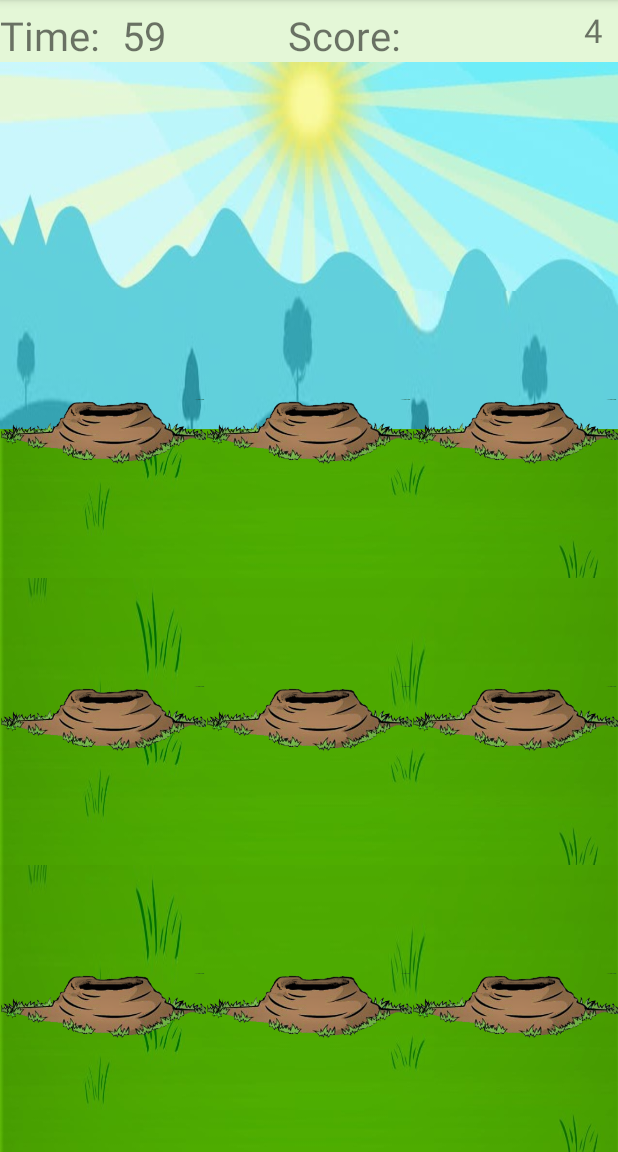
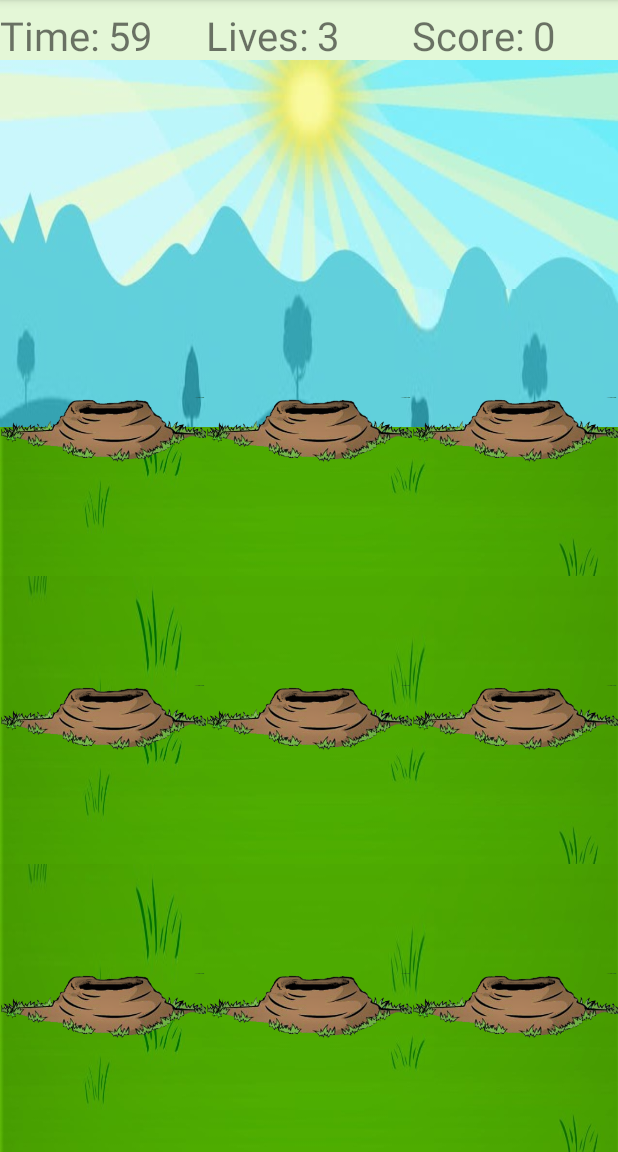
Before and after one commit to smmanrrique/android_whackamole, an Android app: the StartGameActivity screen opened directly, with no data from a screen before it, on a phone screen of 412 x 824 dp, the part 84-1236 px from its top. Run offline under Robolectric (Android 15) with nearby library versions, the phone set to English and light mode, and no system bars.

Commit message:
feat(lives): added view to lives

```diff
--- a/app/src/main/java/com/example/whackamole/game/MessageGameActivity.java
+++ b/app/src/main/java/com/example/whackamole/game/MessageGameActivity.java
@@ -4,7 +4,6 @@ import android.app.AlertDialog;
 import android.app.Dialog;
 import android.content.DialogInterface;
 import android.os.Bundle;
-import android.view.View;
 
 import androidx.fragment.app.DialogFragment;
 
--- a/app/src/main/java/com/example/whackamole/game/StartGameActivity.java
+++ b/app/src/main/java/com/example/whackamole/game/StartGameActivity.java
@@ -28,8 +28,9 @@ public class StartGameActivity extends AppCompatActivity {
     private final static Logger LOGGER = Logger.getLogger(StartGameActivity.class.getName());
 
     // Declaring TextView
-    private TextView showTime;
-    private TextView showScore;
+    public TextView showTime;
+    public TextView showScore;
+    public TextView showLive;
 
     // Variables to music game
     public MediaPlayer mPlayerWhack;
@@ -71,7 +72,9 @@ public class StartGameActivity extends AppCompatActivity {
 
         showTime = (TextView) findViewById(R.id.textShowTime);
         showScore = (TextView) findViewById(R.id.textShowScore);
+        showLive = (TextView) findViewById(R.id.textShowLive);
         showScore.setText(String.valueOf(gameScore));
+        showLive.setText(String.valueOf(gameLive));
 
 
         // Start the game
@@ -118,7 +121,7 @@ public class StartGameActivity extends AppCompatActivity {
         @Override
         public void onFinish() {
             this.cancel();
-            EndGame(gameScore, getString(R.string.str_show_time));
+            EndGame(gameScore, getString(R.string.str_end_time));
 
         }
 
@@ -148,8 +151,8 @@ public class StartGameActivity extends AppCompatActivity {
     public void EndGame(int EndScore, String Reason) {     // Push message End the game!
         System.out.println("void EndGame(int EndScore, String Reason)");
         System.out.println("void EndGame(int EndScore, String Reason)");
-        MessageGameActivity msmPush = new MessageGameActivity();
-
+//        MessageGameActivity msmPush = new MessageGameActivity();
+//        msmPush.show();
         Intent intent = new Intent(getApplicationContext(), MenuGameActivity.class);
 //        intent.putExtra("score", EndScore);
 //        intent.putExtra("reason", Reason);
@@ -161,8 +164,6 @@ public class StartGameActivity extends AppCompatActivity {
 
     // Game loop is a runnable which calls itself every timeInterval (millis)
     public Runnable gameLoop = new Runnable() {
-
-        int prevHole = 10;
 
         @Override
         public void run () {
@@ -186,14 +187,14 @@ public class StartGameActivity extends AppCompatActivity {
                                     }
                                 });
                                 mPlayerMiss.start();
-                                gameLive -= 1;
-                                updateLives(gameLive);
-
                             }
                         }
                     }
                 }
             }, timeInterval);
+
+
+            updateLives(); // Update lives
 
             if (!flagEndGame) {
                 handler.postDelayed(gameLoop, timeInterval);
@@ -201,16 +202,14 @@ public class StartGameActivity extends AppCompatActivity {
         }
     };
 
-
-    public void updateScore(int Score){ // Updates score text field
-        showScore.setText(String.valueOf(Score));
+    public void updateLives(){
+        gameLive -= 1;
+        if(gameLive > 0){
+            showLive.setText(String.valueOf(gameLive));
+        }else{
+            EndGame(gameScore, getString(R.string.str_end_lives));
+        }
     }
-
-    public void updateLives(int lives){ // Updates score text field
-        showScore.setText(String.valueOf(lives));
-    }
-
-
 
     public void onClick(View v) { //  hit gopher
         // display message
@@ -280,7 +279,7 @@ public class StartGameActivity extends AppCompatActivity {
     public void directHit(){
         gameMusic(mPlayerWhack);
         gameScore += 100;
-        updateScore(gameScore); // update score
+        showScore.setText(String.valueOf(gameScore));
     }
 
     public void gameMusic(MediaPlayer music){
--- a/app/src/main/res/layout/activity_start_game.xml
+++ b/app/src/main/res/layout/activity_start_game.xml
@@ -1,22 +1,28 @@
 <?xml version="1.0" encoding="utf-8"?>
 <RelativeLayout
     xmlns:android="http://schemas.android.com/apk/res/android"
-    xmlns:app="http://schemas.android.com/apk/res-auto"
     xmlns:tools="http://schemas.android.com/tools"
     android:layout_width="match_parent"
     android:layout_height="match_parent"
     android:background="@color/white"
     tools:context=".game.StartGameActivity">
 
-    <RelativeLayout
+    <LinearLayout
         android:layout_width="match_parent"
         android:layout_height="wrap_content"
         android:id="@+id/topBar"
         android:background="@color/sky"
+        android:weightSum="3"
         >
+        <!--   TIME-->
+        <RelativeLayout
+            android:layout_width="match_parent"
+            android:layout_height="40dp"
+            android:layout_weight="1"
+            android:weightSum="3">
 
-        <!--   TIME-->
             <TextView
+                android:layout_weight="2"
                 android:id="@+id/textTitleTime"
                 android:layout_width="wrap_content"
                 android:layout_height="wrap_content"
@@ -24,44 +30,90 @@ tools:context=".game.StartGameActivity">
                 android:textSize="12pt"
                 android:layout_alignParentTop="true"
                 android:layout_marginTop="5dp"
-            android:layout_marginRight="5dp"/>
+                android:layout_marginRight="5dp"
+                android:layout_marginBottom="5dp"/>
 
-        <!--  SCORE-->
+
             <TextView
+                android:layout_weight="1"
                 android:id="@+id/textShowTime"
                 android:layout_width="wrap_content"
                 android:layout_height="wrap_content"
-            android:layout_marginLeft="9dp"
-            android:layout_marginTop="5dp"
-            android:layout_marginRight="15dp"
                 android:layout_toRightOf="@+id/textTitleTime"
                 android:text="@string/str_show_time"
-            android:textSize="12pt" />
+                android:textSize="12pt"
+                android:layout_marginTop="5dp"
+                android:layout_marginBottom="5dp"
+                android:layout_marginRight="5dp"/>
+        </RelativeLayout>
+
+        <!--  Vidas-->
+        <RelativeLayout
+            android:layout_width="match_parent"
+            android:layout_height="40dp"
+            android:layout_weight="1"
+            android:weightSum="3">
 
             <TextView
+                android:layout_weight="2.5"
+                android:id="@+id/textTitleLive"
+                android:layout_width="wrap_content"
+                android:layout_height="wrap_content"
+                android:text="@string/str_title_live"
+                android:textSize="12pt"
+                android:layout_alignParentTop="true"
+                android:layout_marginTop="5dp"
+                android:layout_marginBottom="5dp"
+                android:layout_marginRight="5dp"/>
+
+
+            <TextView
+                android:layout_weight="0.5"
+                android:id="@+id/textShowLive"
+                android:layout_width="wrap_content"
+                android:layout_height="wrap_content"
+                android:layout_toRightOf="@+id/textTitleLive"
+                android:text="@string/str_show_live"
+                android:textSize="12pt"
+                android:layout_marginTop="5dp"
+                android:layout_marginBottom="5dp"
+                android:layout_marginRight="5dp"/>
+
+        </RelativeLayout>
+
+        <!--  SCORE-->
+        <RelativeLayout
+            android:layout_width="match_parent"
+            android:layout_height="40dp"
+            android:layout_weight="1"
+            android:weightSum="3">
+
+            <TextView
+                android:layout_weight="2.5"
                 android:id="@+id/textTitleScore"
                 android:layout_width="wrap_content"
                 android:layout_height="wrap_content"
-            android:layout_alignParentLeft="@+id/textShowTime"
-            android:layout_marginLeft="1.2in"
+                android:text="@string/str_title_score"
+                android:textSize="12pt"
                 android:layout_marginTop="5dp"
-            android:text="@string/str_title_score"
-            android:textSize="12pt" />
+                android:layout_marginBottom="5dp"
+                android:layout_marginRight="5dp"/>
 
             <TextView
+                android:layout_weight="0.5"
+                android:id="@+id/textShowScore"
                 android:layout_width="wrap_content"
                 android:layout_height="wrap_content"
-            android:id="@+id/textShowScore"
-            android:textSize="10pt"
-            android:text="@string/str_show_score"
-            android:layout_alignParentEnd="true"
-            android:layout_alignParentRight="@+id/textTitleScore"
+                android:layout_toRightOf="@+id/textTitleScore"
+                android:text="@string/str_show_live"
+                android:textSize="12pt"
                 android:layout_marginTop="5dp"
-            android:layout_marginRight="5dp"
-            android:layout_marginEnd="10dp"/>
-
+                android:layout_marginBottom="5dp"
+                android:layout_marginRight="5dp"/>
 
         </RelativeLayout>
+
+    </LinearLayout>
 
 
 
--- a/app/src/main/res/values/strings.xml
+++ b/app/src/main/res/values/strings.xml
@@ -14,10 +14,17 @@
     <string name="str_show_time">showT</string>
     <string name="str_title_score">Score:</string>
     <string name="str_show_score">showS</string>
+    <string name="str_title_live">Lives:</string>
+    <string name="str_show_live">showL</string>
 
 
     <!-- LEVEL GAME -->
     <string name="level1">Easy</string>
     <string name="level2">Medium</string>
     <string name="level3">Hard</string>
+
+    <!-- MESSAGES   -->
+    <string name="str_end_time">You ran out of time!</string>
+    <string name="str_end_lives">You ran out of lives!</string>
+
 </resources>
--- a/build.gradle
+++ b/build.gradle
@@ -16,7 +16,7 @@ allprojects {
     repositories {
         google()
         mavenCentral()
-        jcenter() // Warning: this repository is going to shut down soon
+//        jcenter() // Warning: this repository is going to shut down soon
     }
 }
 
```
Lines whose indentation alone changed are shown as unchanged.
